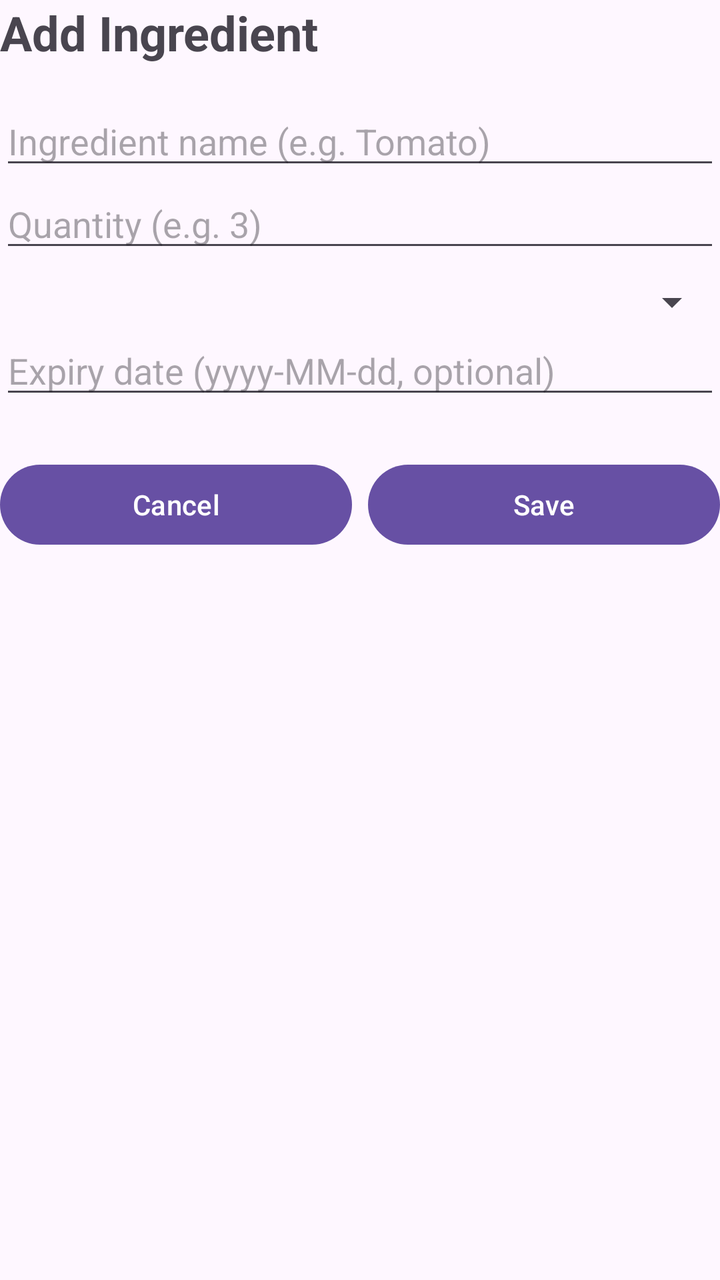
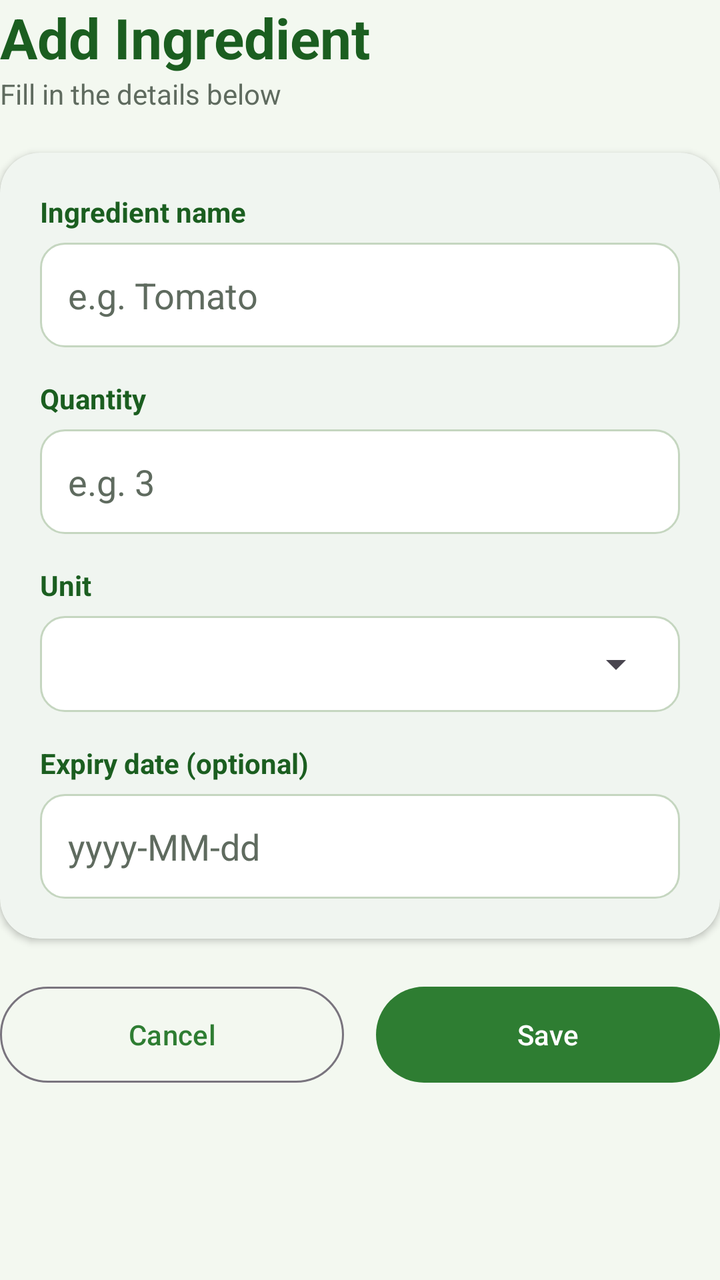

Screens rendered from an Android XML layout before and after an edit, with the pre-edit source and the edit as a unified diff.
<!-- AndroidManifest.xml: application theme Theme.SmartPantrymanager -->
<!-- res/layout/activity_add_edit_item.xml -->
<?xml version="1.0" encoding="utf-8"?>
<LinearLayout xmlns:android="http://schemas.android.com/apk/res/android"
    android:id="@+id/addEditRoot"
    android:layout_width="match_parent"
    android:layout_height="match_parent"
    android:orientation="vertical">

    <TextView
        android:id="@+id/textTitle"
        android:layout_width="match_parent"
        android:layout_height="wrap_content"
        android:text="Add Ingredient"
        android:textSize="24sp"
        android:textStyle="bold"
        android:layout_marginBottom="16dp" />

    <EditText
        android:id="@+id/editName"
        android:layout_width="match_parent"
        android:layout_height="wrap_content"
        android:hint="Ingredient name (e.g. Tomato)"
        android:inputType="textCapWords" />

    <EditText
        android:id="@+id/editQuantity"
        android:layout_width="match_parent"
        android:layout_height="wrap_content"
        android:hint="Quantity (e.g. 3)"
        android:inputType="numberDecimal" />

    <Spinner
        android:id="@+id/spinnerUnit"
        android:layout_width="match_parent"
        android:layout_height="wrap_content"
        android:layout_marginTop="8dp" />

    <EditText
        android:id="@+id/editExpiry"
        android:layout_width="match_parent"
        android:layout_height="wrap_content"
        android:hint="Expiry date (yyyy-MM-dd, optional)"
        android:inputType="text" />

    <LinearLayout
        android:layout_width="match_parent"
        android:layout_height="wrap_content"
        android:layout_marginTop="24dp"
        android:orientation="horizontal">

        <Button
            android:id="@+id/buttonCancel"
            android:layout_width="0dp"
            android:layout_height="wrap_content"
            android:layout_weight="1"
            android:layout_marginEnd="8dp"
            android:text="Cancel" />

        <Button
            android:id="@+id/buttonSave"
            android:layout_width="0dp"
            android:layout_height="wrap_content"
            android:layout_weight="1"
            android:text="Save" />
    </LinearLayout>

    <Button
        android:id="@+id/buttonDelete"
        android:layout_width="match_parent"
        android:layout_height="wrap_content"
        android:layout_marginTop="8dp"
        android:text="Delete Ingredient"
        android:visibility="gone" />
</LinearLayout>
<!-- resources referenced by this layout -->
<resources>
  <style name="Theme.SmartPantrymanager" parent="Base.Theme.SmartPantrymanager" />
  <style name="Base.Theme.SmartPantrymanager" parent="Theme.Material3.DayNight.NoActionBar">
          
          
      </style>
</resources>

<!-- the commit's change to res/layout/activity_add_edit_item.xml (unified diff, before → after) -->
@@ -1,73 +1,165 @@
 <?xml version="1.0" encoding="utf-8"?>
-<LinearLayout xmlns:android="http://schemas.android.com/apk/res/android"
+<ScrollView xmlns:android="http://schemas.android.com/apk/res/android"
+    xmlns:app="http://schemas.android.com/apk/res-auto"
     android:id="@+id/addEditRoot"
     android:layout_width="match_parent"
     android:layout_height="match_parent"
-    android:orientation="vertical">
-
-    <TextView
-        android:id="@+id/textTitle"
-        android:layout_width="match_parent"
-        android:layout_height="wrap_content"
-        android:text="Add Ingredient"
-        android:textSize="24sp"
-        android:textStyle="bold"
-        android:layout_marginBottom="16dp" />
-
-    <EditText
-        android:id="@+id/editName"
-        android:layout_width="match_parent"
-        android:layout_height="wrap_content"
-        android:hint="Ingredient name (e.g. Tomato)"
-        android:inputType="textCapWords" />
-
-    <EditText
-        android:id="@+id/editQuantity"
-        android:layout_width="match_parent"
-        android:layout_height="wrap_content"
-        android:hint="Quantity (e.g. 3)"
-        android:inputType="numberDecimal" />
-
-    <Spinner
-        android:id="@+id/spinnerUnit"
-        android:layout_width="match_parent"
-        android:layout_height="wrap_content"
-        android:layout_marginTop="8dp" />
-
-    <EditText
-        android:id="@+id/editExpiry"
-        android:layout_width="match_parent"
-        android:layout_height="wrap_content"
-        android:hint="Expiry date (yyyy-MM-dd, optional)"
-        android:inputType="text" />
+    android:background="@color/background"
+    android:clipToPadding="false"
+    android:fillViewport="true">
 
     <LinearLayout
         android:layout_width="match_parent"
         android:layout_height="wrap_content"
-        android:layout_marginTop="24dp"
-        android:orientation="horizontal">
+        android:orientation="vertical">
 
-        <Button
-            android:id="@+id/buttonCancel"
-            android:layout_width="0dp"
+        <TextView
+            android:id="@+id/textTitle"
+            android:layout_width="match_parent"
             android:layout_height="wrap_content"
-            android:layout_weight="1"
-            android:layout_marginEnd="8dp"
-            android:text="Cancel" />
+            android:text="Add Ingredient"
+            android:textColor="@color/green_dark"
+            android:textSize="28sp"
+            android:textStyle="bold" />
 
-        <Button
-            android:id="@+id/buttonSave"
-            android:layout_width="0dp"
+        <TextView
+            android:layout_width="match_parent"
             android:layout_height="wrap_content"
-            android:layout_weight="1"
-            android:text="Save" />
+            android:text="Fill in the details below"
+            android:textColor="@color/text_secondary"
+            android:textSize="14sp" />
+
+        <com.google.android.material.card.MaterialCardView
+            android:layout_width="match_parent"
+            android:layout_height="wrap_content"
+            android:layout_marginTop="20dp"
+            app:cardBackgroundColor="@color/white"
+            app:cardCornerRadius="20dp"
+            app:cardElevation="2dp"
+            app:strokeWidth="0dp">
+
+            <LinearLayout
+                android:layout_width="match_parent"
+                android:layout_height="wrap_content"
+                android:orientation="vertical"
+                android:padding="20dp">
+
+                <TextView
+                    android:layout_width="wrap_content"
+                    android:layout_height="wrap_content"
+                    android:text="Ingredient name"
+                    android:textColor="@color/green_dark"
+                    android:textStyle="bold" />
+
+                <EditText
+                    android:id="@+id/editName"
+                    android:layout_width="match_parent"
+                    android:layout_height="wrap_content"
+                    android:layout_marginTop="6dp"
+                    android:background="@drawable/bg_input"
+                    android:hint="e.g. Tomato"
+                    android:inputType="textCapWords"
+                    android:padding="14dp"
+                    android:textColor="@color/text_primary"
+                    android:textColorHint="@color/text_secondary" />
+
+                <TextView
+                    android:layout_width="wrap_content"
+                    android:layout_height="wrap_content"
+                    android:layout_marginTop="16dp"
+                    android:text="Quantity"
+                    android:textColor="@color/green_dark"
+                    android:textStyle="bold" />
+
+                <EditText
+                    android:id="@+id/editQuantity"
+                    android:layout_width="match_parent"
+                    android:layout_height="wrap_content"
+                    android:layout_marginTop="6dp"
+                    android:background="@drawable/bg_input"
+                    android:hint="e.g. 3"
+                    android:inputType="numberDecimal"
+                    android:padding="14dp"
+                    android:textColor="@color/text_primary"
+                    android:textColorHint="@color/text_secondary" />
+
+                <TextView
+                    android:layout_width="wrap_content"
+                    android:layout_height="wrap_content"
+                    android:layout_marginTop="16dp"
+                    android:text="Unit"
+                    android:textColor="@color/green_dark"
+                    android:textStyle="bold" />
+
+                <LinearLayout
+                    android:layout_width="match_parent"
+                    android:layout_height="wrap_content"
+                    android:layout_marginTop="6dp"
+                    android:background="@drawable/bg_input"
+                    android:orientation="vertical"
+                    android:paddingStart="8dp"
+                    android:paddingEnd="8dp">
+
+                    <Spinner
+                        android:id="@+id/spinnerUnit"
+                        android:layout_width="match_parent"
+                        android:layout_height="48dp" />
+                </LinearLayout>
+
+                <TextView
+                    android:layout_width="wrap_content"
+                    android:layout_height="wrap_content"
+                    android:layout_marginTop="16dp"
+                    android:text="Expiry date (optional)"
+                    android:textColor="@color/green_dark"
+                    android:textStyle="bold" />
+
+                <EditText
+                    android:id="@+id/editExpiry"
+                    android:layout_width="match_parent"
+                    android:layout_height="wrap_content"
+                    android:layout_marginTop="6dp"
+                    android:background="@drawable/bg_input"
+                    android:hint="yyyy-MM-dd"
+                    android:inputType="text"
+                    android:padding="14dp"
+                    android:textColor="@color/text_primary"
+                    android:textColorHint="@color/text_secondary" />
+            </LinearLayout>
+        </com.google.android.material.card.MaterialCardView>
+
+        <LinearLayout
+            android:layout_width="match_parent"
+            android:layout_height="wrap_content"
+            android:layout_marginTop="20dp"
+            android:orientation="horizontal">
+
+            <com.google.android.material.button.MaterialButton
+                android:id="@+id/buttonCancel"
+                style="@style/Widget.Material3.Button.OutlinedButton"
+                android:layout_width="0dp"
+                android:layout_height="56dp"
+                android:layout_marginEnd="8dp"
+                android:layout_weight="1"
+                android:text="Cancel" />
+
+            <com.google.android.material.button.MaterialButton
+                android:id="@+id/buttonSave"
+                android:layout_width="0dp"
+                android:layout_height="56dp"
+                android:layout_marginStart="8dp"
+                android:layout_weight="1"
+                android:text="Save" />
+        </LinearLayout>
+
+        <com.google.android.material.button.MaterialButton
+            android:id="@+id/buttonDelete"
+            style="@style/Widget.Material3.Button.TextButton"
+            android:layout_width="match_parent"
+            android:layout_height="wrap_content"
+            android:layout_marginTop="8dp"
+            android:text="Delete Ingredient"
+            android:textColor="@color/expiry_red"
+            android:visibility="gone" />
     </LinearLayout>
-
-    <Button
-        android:id="@+id/buttonDelete"
-        android:layout_width="match_parent"
-        android:layout_height="wrap_content"
-        android:layout_marginTop="8dp"
-        android:text="Delete Ingredient"
-        android:visibility="gone" />
-</LinearLayout>
+</ScrollView>
<!-- resource entries referenced after the edit -->
@@ -1,9 +1,37 @@
 <!-- resources referenced by this layout -->
 <resources>
+  <color name="background">#F3F8F0</color>
+  <color name="expiry_red">#C62828</color>
+  <color name="green_dark">#1B5E20</color>
+  <color name="text_primary">#1F2A1F</color>
+  <color name="text_secondary">#5F6B5F</color>
+  <color name="white">#FFFFFFFF</color>
+  <!-- drawable bg_input (drawable) -->
+  <?xml version="1.0" encoding="utf-8"?>
+  <shape xmlns:android="http://schemas.android.com/apk/res/android"
+      android:shape="rectangle">
+      <solid android:color="@color/white" />
+      <stroke android:width="1dp" android:color="@color/stroke" />
+      <corners android:radius="12dp" />
+  </shape>
   <style name="Theme.SmartPantrymanager" parent="Base.Theme.SmartPantrymanager" />
-  <style name="Base.Theme.SmartPantrymanager" parent="Theme.Material3.DayNight.NoActionBar">
-          
-          
+  <color name="stroke">#C5D6C0</color>
+  <style name="Base.Theme.SmartPantrymanager" parent="Theme.Material3.Light.NoActionBar">
+          <item name="colorPrimary">@color/green_primary</item>
+          <item name="colorOnPrimary">@color/white</item>
+          <item name="colorPrimaryContainer">@color/green_light</item>
+          <item name="colorOnPrimaryContainer">@color/green_dark</item>
+          <item name="colorSecondary">@color/green_primary</item>
+          <item name="colorOnSecondary">@color/white</item>
+          <item name="colorSecondaryContainer">@color/green_light</item>
+          <item name="colorOnSecondaryContainer">@color/green_dark</item>
+          <item name="colorSurface">@color/white</item>
+          <item name="colorOnSurface">@color/text_primary</item>
+          <item name="android:colorBackground">@color/background</item>
+          <item name="android:windowBackground">@color/background</item>
+          <item name="android:windowLightStatusBar">true</item>
       </style>
+  <color name="green_primary">#2E7D32</color>
+  <color name="green_light">#DCEDC8</color>
 </resources>
 
